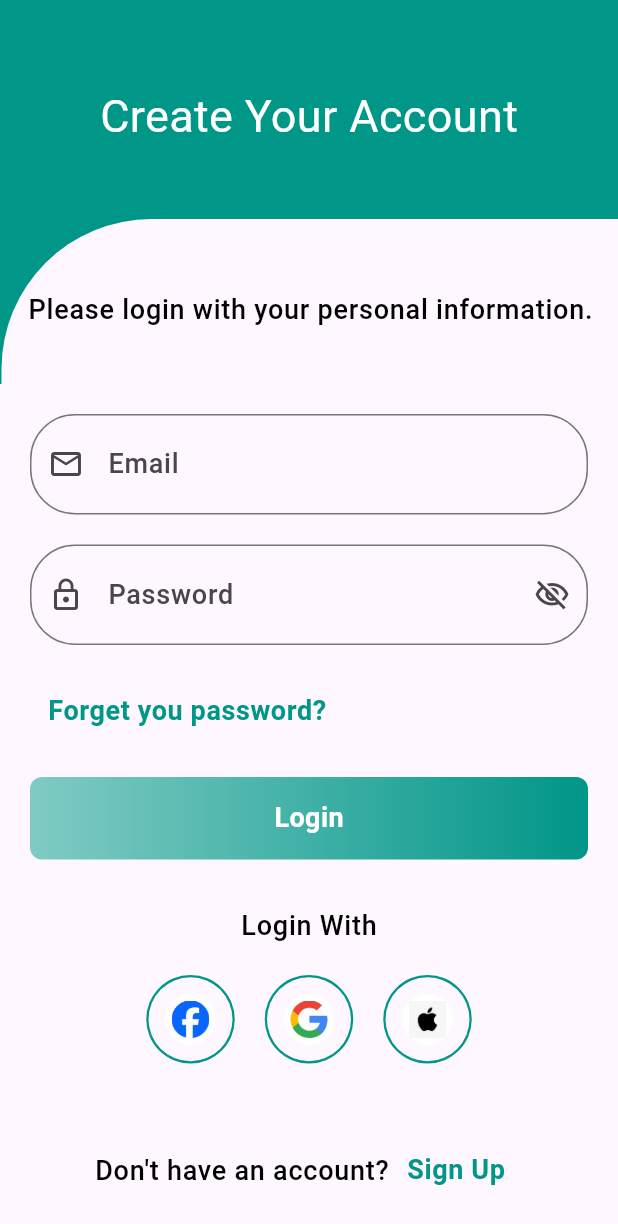
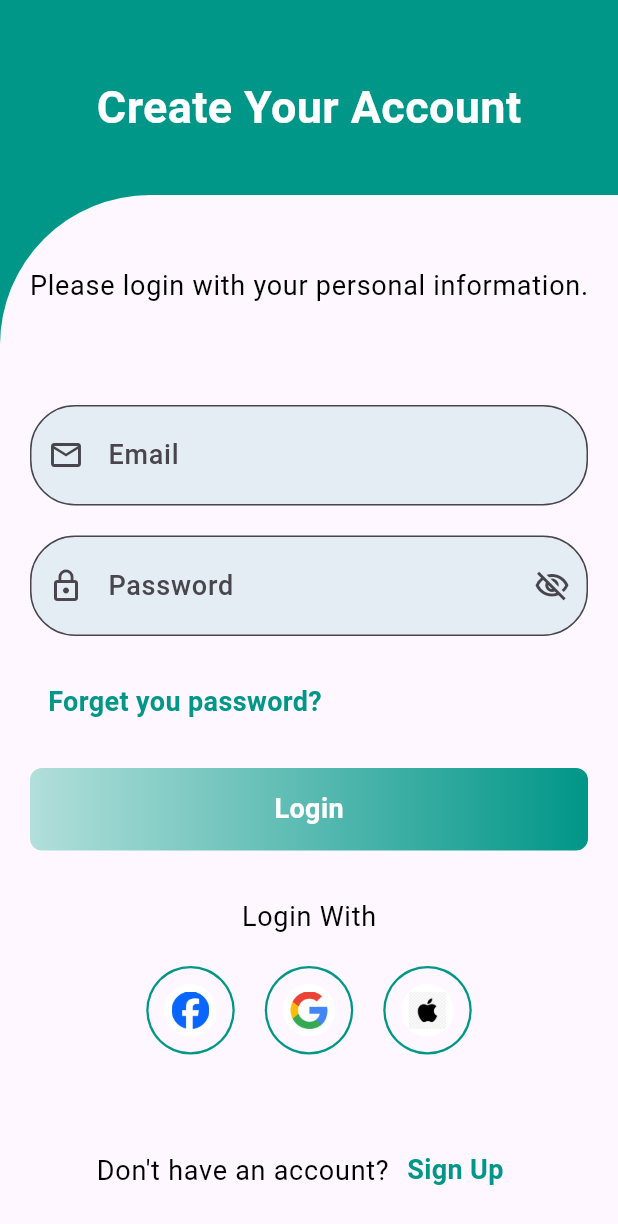
Before and after one commit to amgadelmarghny/store_app, a Flutter app: the screen it shows after launch, after a tap on the "navigate next" icon, after a tap on "Skip", on a phone screen of 412 x 824 dp. Shown: the top 1224 px of the screen. Run offline on Flutter 3.47's test engine with Material 3 defaults, Android fonts, the phone set to English and light mode, and no system bars; our stand-ins replace bloc, flutter_bloc, google_fonts, smooth_page_indicator; Roboto replaces fonts that are missing (Amiri).

Commit message:
some fonts changes

```diff
--- a/lib/mdules/login/login_view.dart
+++ b/lib/mdules/login/login_view.dart
@@ -14,6 +14,7 @@ class LoginView extends StatelessWidget {
       create: (context) => AuthCubit(),
       child: Scaffold(
         appBar: AppBar(
+          toolbarHeight: 0,
           systemOverlayStyle: const SystemUiOverlayStyle(
             statusBarColor: defaultColor,
             statusBarIconBrightness: Brightness.light,
--- a/lib/mdules/login/login_view_body.dart
+++ b/lib/mdules/login/login_view_body.dart
@@ -1,5 +1,6 @@
 import 'package:flutter/material.dart';
 import 'package:flutter_bloc/flutter_bloc.dart';
+import 'package:store_2/mdules/register/register_view.dart';
 import 'package:store_2/shared/bloc/auth_cubit/auth_cubit.dart';
 import 'package:store_2/shared/componants/custom_curve_color_ui.dart';
 import 'package:store_2/shared/componants/sliver_auth_input.dart';
@@ -48,10 +49,12 @@ class _LoginViewBodyState extends State<LoginViewBody> {
                         style: Theme.of(context).textTheme.bodyLarge,
                       ),
                       TextButton(
-                        onPressed: () {},
+                        onPressed: () {
+                          Navigator.pushNamed(context, RegisterView.id);
+                        },
                         child: Text(
                           'Sign Up',
-                          style: Theme.of(context).textTheme.bodySmall,
+                          style: Theme.of(context).textTheme.bodyMedium,
                         ),
                       ),
                     ],
--- a/lib/mdules/on_boarding/boarding_item.dart
+++ b/lib/mdules/on_boarding/boarding_item.dart
@@ -30,7 +30,7 @@ class BoardingBuilder extends StatelessWidget {
         ),
         Text(
           boardModel.shopeSubTitle,
-          style: const TextStyle(fontSize: 30),
+          style: Theme.of(context).textTheme.bodyLarge!.copyWith(fontSize: 24),
         ),
         const SizedBox(
           height: 10,
--- a/lib/mdules/on_boarding/on_boarding_view.dart
+++ b/lib/mdules/on_boarding/on_boarding_view.dart
@@ -79,7 +79,10 @@ class _OnBoardingViewState extends State<OnBoardingView> {
                     }
                   },
                   backgroundColor: Colors.teal,
-                  child: const Icon(Icons.navigate_next),
+                  child: const Icon(
+                    Icons.navigate_next,
+                    color: Colors.white,
+                  ),
                 )
               ],
             ),
--- a/lib/shared/componants/custom_buttomt.dart
+++ b/lib/shared/componants/custom_buttomt.dart
@@ -22,7 +22,7 @@ class CustomButtomShet extends StatelessWidget {
           gradient: LinearGradient(
             colors: [
               defaultColor[500]!,
-              defaultColor[200]!,
+              defaultColor[100]!,
             ],
             begin: Alignment.centerRight,
             end: Alignment.centerLeft,
--- a/lib/shared/componants/custom_curve_color_ui.dart
+++ b/lib/shared/componants/custom_curve_color_ui.dart
@@ -4,7 +4,8 @@ class CurveColorUI extends StatelessWidget {
   const CurveColorUI({
     super.key,
     required this.headLine,
-    required this.subHeadline, required this.color,
+    required this.subHeadline,
+    required this.color,
   });
   final String headLine;
   final String subHeadline;
@@ -15,25 +16,29 @@ class CurveColorUI extends StatelessWidget {
       children: [
         Container(
           width: double.infinity,
-          height: 200,
-          decoration:  BoxDecoration(color: color,),
+          height: 250,
+          decoration: BoxDecoration(
+            color: color,
+          ),
           child: Row(
             crossAxisAlignment: CrossAxisAlignment.start,
             mainAxisAlignment: MainAxisAlignment.center,
             children: [
-              Text(
-                headLine,
-                style: const TextStyle(
-                  color: Colors.white,
-                  fontSize: 30,
+              Padding(
+                padding: const EdgeInsets.only(top: 50),
+                child: Text(
+                  headLine,
+                  style: const TextStyle(
+                    color: Colors.white,
+                    fontSize: 30,
+                  ),
                 ),
               ),
             ],
           ),
         ),
         Positioned(
-          top: 90,
-          left: 1,
+          bottom: 0,
           child: Container(
             height: 120,
             width: MediaQuery.sizeOf(context).width,
--- a/lib/shared/componants/icon_item.dart
+++ b/lib/shared/componants/icon_item.dart
@@ -16,7 +16,7 @@ class IconItem extends StatelessWidget {
           backgroundColor: Theme.of(context).scaffoldBackgroundColor,
           radius: 28,
           child: CircleAvatar(
-            radius: 17,
+            radius: 17.5,
             backgroundColor: Colors.white,
             child: Image.asset(
               image,
--- a/lib/shared/componants/sliver_auth_input.dart
+++ b/lib/shared/componants/sliver_auth_input.dart
@@ -5,16 +5,11 @@ import 'package:store_2/shared/componants/custom_buttomt.dart';
 import 'package:store_2/shared/componants/icon_auth_list_view.dart';
 import 'package:store_2/shared/componants/textformfield.dart';
 
-class SliverAuthInfo extends StatefulWidget {
+class SliverAuthInfo extends StatelessWidget {
   const SliverAuthInfo({
     super.key,
   });
 
-  @override
-  State<SliverAuthInfo> createState() => _SliverAuthInfoState();
-}
-
-class _SliverAuthInfoState extends State<SliverAuthInfo> {
   @override
   Widget build(BuildContext context) {
     GlobalKey<FormState> formKey = GlobalKey();
@@ -62,7 +57,7 @@ class _SliverAuthInfoState extends State<SliverAuthInfo> {
                     onPressed: () {},
                     child: Text(
                       'Forget you password?',
-                      style: Theme.of(context).textTheme.bodySmall,
+                      style: Theme.of(context).textTheme.bodyMedium,
                     ),
                   ),
                   const SizedBox(
--- a/lib/shared/componants/textformfield.dart
+++ b/lib/shared/componants/textformfield.dart
@@ -33,6 +33,8 @@ class CustomTextField extends StatelessWidget {
       },
       onChanged: onChange,
       decoration: InputDecoration(
+        fillColor: defaultColor.withOpacity(0.1),
+        filled: true,
         contentPadding:
             const EdgeInsets.symmetric(horizontal: 30, vertical: 20),
         suffixIcon: suffixIcon != null
--- a/lib/shared/style/themes.dart
+++ b/lib/shared/style/themes.dart
@@ -15,7 +15,6 @@ abstract class ThemeStyle {
       textTheme: const TextTheme(
         bodyLarge: TextStyle(
           fontSize: 18,
-          fontWeight: FontWeight.w600,
           color: Colors.white,
         ),
         bodyMedium: TextStyle(
@@ -38,10 +37,9 @@ abstract class ThemeStyle {
       textTheme: const TextTheme(
         bodyLarge: TextStyle(
           fontSize: 18,
-          fontWeight: FontWeight.w500,
           color: Colors.black,
         ),
-        bodySmall: TextStyle(
+        bodyMedium: TextStyle(
           fontSize: 18,
           color: defaultColor,
           fontWeight: FontWeight.w600,
```
Also changed, not shown: lib/shared/componants/navigation.dart (line endings or trailing spaces).
